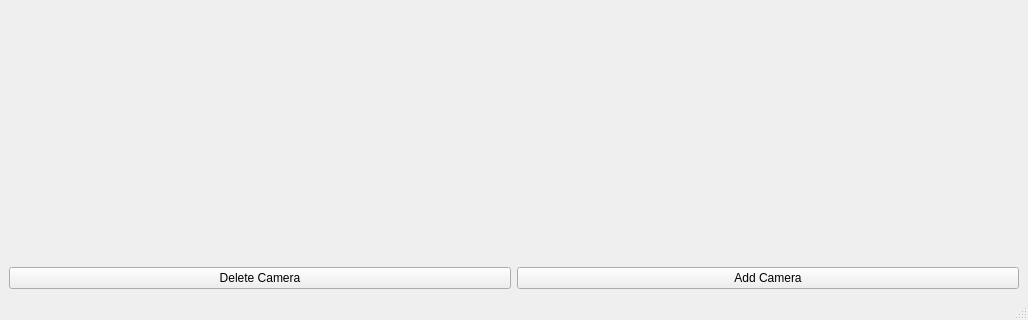
alvaro893/sensor-reader, file ui/Ui_MainWindow.ui: the form before one commit; both pictures show x 0 to 1028 and y 245 to 565 of the 1028 by 565 pixel window.
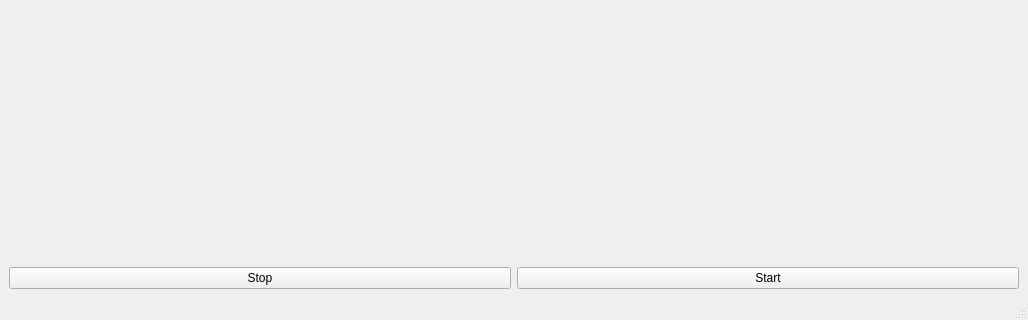
The form after the commit.

```diff
--- a/ui/Ui_MainWindow.ui
+++ b/ui/Ui_MainWindow.ui
@@ -72,14 +72,14 @@
         <item>
          <widget class="QPushButton" name="deleteButton">
           <property name="text">
-           <string>Delete Camera</string>
+           <string>Stop</string>
           </property>
          </widget>
         </item>
         <item>
          <widget class="QPushButton" name="addCameraButton">
           <property name="text">
-           <string>Add Camera</string>
+           <string>Start</string>
           </property>
          </widget>
         </item>
```
Left out of the diff: 2 changed lines with no effect on the pictures.
